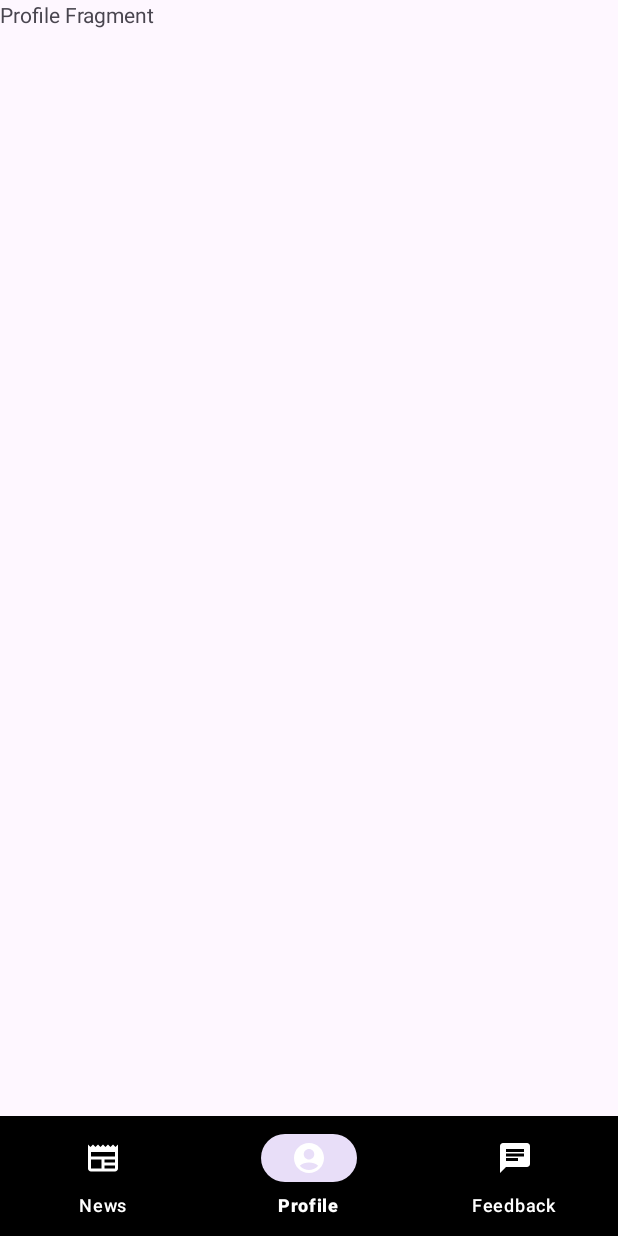
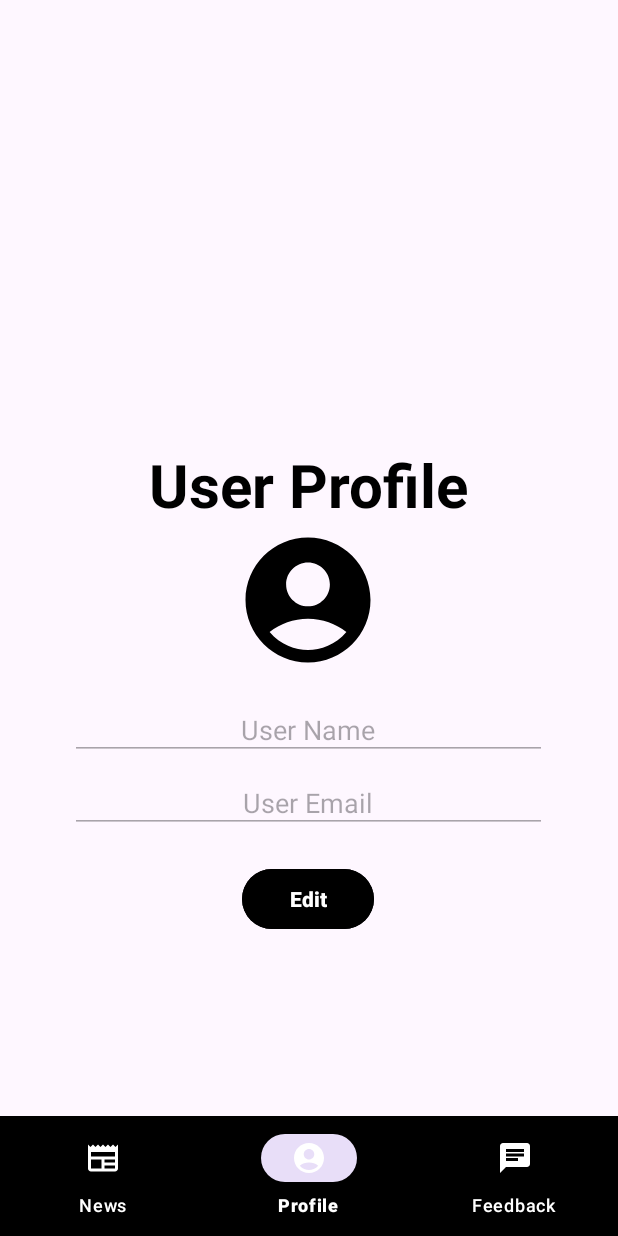
Before and after one commit to Project-Drop/TodayNews, an Android app built with Jetpack Compose: the screen it shows after launch once a user with an empty profile is signed in (HomePageActivity), item 2 of the bottom bar chosen, on a phone screen of 412 x 824 dp. Run offline under Robolectric (Android 15) with nearby library versions, the phone set to English and light mode, and no system bars; our stand-ins replace Firebase (no records; nobody signed in at launch, a user with empty details on screens opened directly); libraries missing offline, so code that uses them is left out: androidx.compose.runtime.

Commit message:
user profile code updated

```diff
--- a/app/src/main/java/com/example/todaynews/ProfileFragment.kt
+++ b/app/src/main/java/com/example/todaynews/ProfileFragment.kt
@@ -5,14 +5,75 @@ import androidx.fragment.app.Fragment
 import android.view.LayoutInflater
 import android.view.View
 import android.view.ViewGroup
+import android.widget.Button
+import android.widget.TextView
+import android.widget.Toast
+import androidx.compose.runtime.savedinstancestate.savedInstanceState
+import com.example.todaynews.databinding.ActivityMainBinding
+import com.example.todaynews.databinding.FragmentProfileBinding
+import com.google.firebase.Firebase
+import com.google.firebase.auth.FirebaseAuth
+import com.google.firebase.auth.auth
+import com.google.firebase.firestore.firestore
 
 class ProfileFragment : Fragment() {
+    private lateinit var showName: TextView
+    private lateinit var showEmail: TextView
 
+    private var db = Firebase.firestore
     override fun onCreateView(
         inflater: LayoutInflater, container: ViewGroup?,
         savedInstanceState: Bundle?
     ): View? {
         // Inflate the layout for this fragment
-        return inflater.inflate(R.layout.fragment_profile, container, false)
+        val fragmentView =  inflater.inflate(R.layout.fragment_profile, container, false)
+
+        showName = fragmentView.findViewById(R.id.user_name)
+        showEmail = fragmentView.findViewById(R.id.user_email)
+        val edit_profile = fragmentView.findViewById<Button>(R.id.edit)
+
+        val userId = FirebaseAuth.getInstance().currentUser?.email?.split("@")?.get(0)
+        if (userId != null) {
+            val ref = db.collection("users").document(userId)
+            ref.get()
+                .addOnSuccessListener { documentSnapshot ->
+                    if (documentSnapshot.exists()) {
+                        val name = documentSnapshot.getString("name")
+                        val email = documentSnapshot.getString("email")
+                        showName.text = name
+                        showEmail.text = email
+                    } else {
+                        Toast.makeText(context, "User data not found!", Toast.LENGTH_SHORT).show()
+                    }
+                }
+                .addOnFailureListener {
+                    Toast.makeText(context, "Failed to fetch data!", Toast.LENGTH_SHORT).show()
+                }
+        } else {
+            // Handle case when user is not authenticated
+            Toast.makeText(context, "User not authenticated!", Toast.LENGTH_SHORT).show()
+        }
+
+        edit_profile.setOnClickListener {
+            showName.isEnabled = true
+            edit_profile.setText("update")
+            edit_profile.setOnClickListener {
+                val newName = showName.text.toString()
+                val firestore = Firebase.firestore
+                val documentId = FirebaseAuth.getInstance().currentUser?.email?.split("@")?.get(0).toString()
+                firestore.collection("users").document(documentId).update("name", newName)
+                showName.isEnabled = false
+                edit_profile.setText("edit")
+            }
+        }
+
+
+
+
+
+
+
+
+        return fragmentView
     }
 }
--- a/app/src/main/res/layout/fragment_feedback.xml
+++ b/app/src/main/res/layout/fragment_feedback.xml
@@ -17,6 +17,7 @@
         android:textSize="40sp"
         android:layout_gravity="center"
         android:layout_marginTop="90dp"
+        android:textColor="@color/black"
         />
 
     <!--    sub heading-->
@@ -28,6 +29,7 @@
         android:textStyle="normal"
         android:textSize="12sp"
         android:layout_gravity="center"
+        android:textColor="@color/black"
         />
 
     <!--    name-->
@@ -38,12 +40,14 @@
         android:layout_marginEnd="40dp"
         android:layout_marginTop="50dp"
         android:layout_gravity="center"
+
         >
         <com.google.android.material.textfield.TextInputEditText
             android:id="@+id/name"
             android:layout_width="match_parent"
             android:layout_height="wrap_content"
-            android:hint="@string/enter_your_name" />
+            android:hint="@string/enter_your_name"
+            />
     </com.google.android.material.textfield.TextInputLayout>
 
     <!--    location-->
--- a/app/src/main/res/layout/fragment_profile.xml
+++ b/app/src/main/res/layout/fragment_profile.xml
@@ -1,14 +1,75 @@
 <?xml version="1.0" encoding="utf-8"?>
-<FrameLayout xmlns:android="http://schemas.android.com/apk/res/android"
-    xmlns:tools="http://schemas.android.com/tools"
-    android:layout_width="match_parent"
-    android:layout_height="match_parent"
-    tools:context=".ProfileFragment">
+<LinearLayout
+    xmlns:android="http://schemas.android.com/apk/res/android"
+    android:layout_width="350dp"
+    android:layout_height="wrap_content"
+    android:orientation="vertical"
+    android:padding="16dp"
+    android:layout_marginTop="280dp"
+    android:layout_gravity="center_horizontal"
+    >
 
-    <!-- TODO: Update blank fragment layout -->
+    <!--    main heading-->
     <TextView
+        android:id="@+id/heading"
+        android:layout_width="wrap_content"
+        android:layout_height="wrap_content"
+        android:text="@string/user_profile"
+        android:textStyle="bold"
+        android:textSize="40sp"
+        android:layout_gravity="center"
+        android:textColor="@color/black"
+        />
+
+    <!-- Avatar placeholder (circular icon) -->
+    <ImageView
+        android:id="@+id/avatarImageView"
+        android:layout_width="100dp"
+        android:layout_height="100dp"
+        android:layout_gravity="center_horizontal"
+        android:src="@drawable/baseline_account_circle_24"
+        android:contentDescription="@string/user_avatar" />
+
+    <!-- User Name field -->
+    <EditText
+        android:id="@+id/user_name"
         android:layout_width="match_parent"
-        android:layout_height="match_parent"
-        android:text="@string/profile_fragment" />
+        android:layout_height="wrap_content"
+        android:layout_marginTop="16dp"
+        android:autofillHints=""
+        android:hint="@string/user_name"
+        android:inputType="text"
+        android:padding="8dp"
+        android:gravity="center"
+        android:enabled="false"
+        android:textColor="@color/black"
+        />
 
-</FrameLayout>
+    <!-- User Email field -->
+    <EditText
+        android:id="@+id/user_email"
+        android:layout_width="match_parent"
+        android:layout_height="wrap_content"
+        android:layout_marginTop="8dp"
+        android:hint="@string/user_email"
+        android:autofillHints=""
+        android:inputType="textEmailAddress"
+        android:padding="8dp"
+        android:gravity="center"
+        android:enabled="false"
+        android:textColor="@color/black"
+        />
+
+    <!--    update name-->
+    <Button
+        android:id="@+id/edit"
+        android:layout_width="wrap_content"
+        android:layout_height="wrap_content"
+        android:text="@string/edit"
+        android:layout_marginTop="20dp"
+        android:layout_gravity="center"
+        android:backgroundTint="@color/black"
+        android:textStyle="bold"
+        />
+
+</LinearLayout>
--- /dev/null
+++ b/app/src/main/res/values/ids.xml
@@ -0,0 +1,5 @@
+<?xml version="1.0" encoding="utf-8"?>
+<resources>
+    <item name="user_name" type="id" />
+    <item name="user_email" type="id" />
+</resources>
--- a/app/src/main/res/values/strings.xml
+++ b/app/src/main/res/values/strings.xml
@@ -27,4 +27,10 @@
     <string name="share_your_app_experience">Share your app experience</string>
     <string name="excellent">Excellent</string>
     <string name="feedback">Feedback</string>
+    <string name="user_avatar">User Avatar</string>
+    <string name="user_email">User Email</string>
+    <string name="user_name">User Name</string>
+    <string name="user_profile">User Profile</string>
+    <string name="update">Update</string>
+    <string name="edit">Edit</string>
 </resources>
--- a/gradle/libs.versions.toml
+++ b/gradle/libs.versions.toml
@@ -13,6 +13,7 @@ firebaseDatabaseKtx = "21.0.0"
 firebaseFirestoreKtx = "25.0.0"
 googleGmsGoogleServices = "4.4.1"
 firebaseFirestore = "25.0.0"
+runtimeSavedInstanceState = "1.0.0-alpha11"
 
 [libraries]
 androidx-core-ktx = { group = "androidx.core", name = "core-ktx", version.ref = "coreKtx" }
@@ -26,6 +27,7 @@ androidx-constraintlayout = { group = "androidx.constraintlayout", name = "const
 firebase-database-ktx = { group = "com.google.firebase", name = "firebase-database-ktx", version.ref = "firebaseDatabaseKtx" }
 firebase-firestore-ktx = { group = "com.google.firebase", name = "firebase-firestore-ktx", version.ref = "firebaseFirestoreKtx" }
 firebase-firestore = { group = "com.google.firebase", name = "firebase-firestore", version.ref = "firebaseFirestore" }
+androidx-runtime-saved-instance-state = { group = "androidx.compose.runtime", name = "runtime-saved-instance-state", version.ref = "runtimeSavedInstanceState" }
 
 [plugins]
 android-application = { id = "com.android.application", version.ref = "agp" }
```
Also changed, not shown: app/build.gradle.kts (+3 -4 lines), app/src/main/java/com/example/todaynews/MainActivity.kt (+45 -26 lines).
